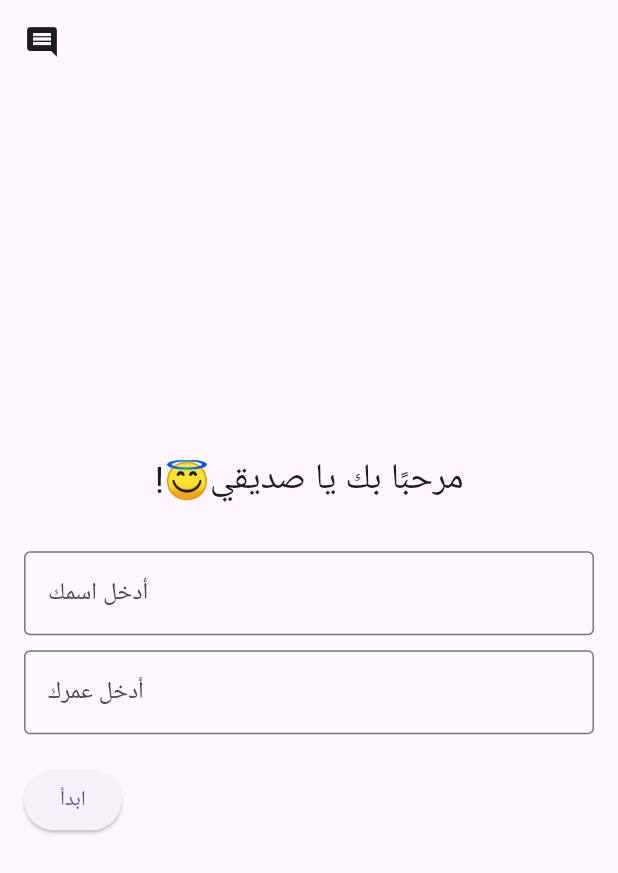
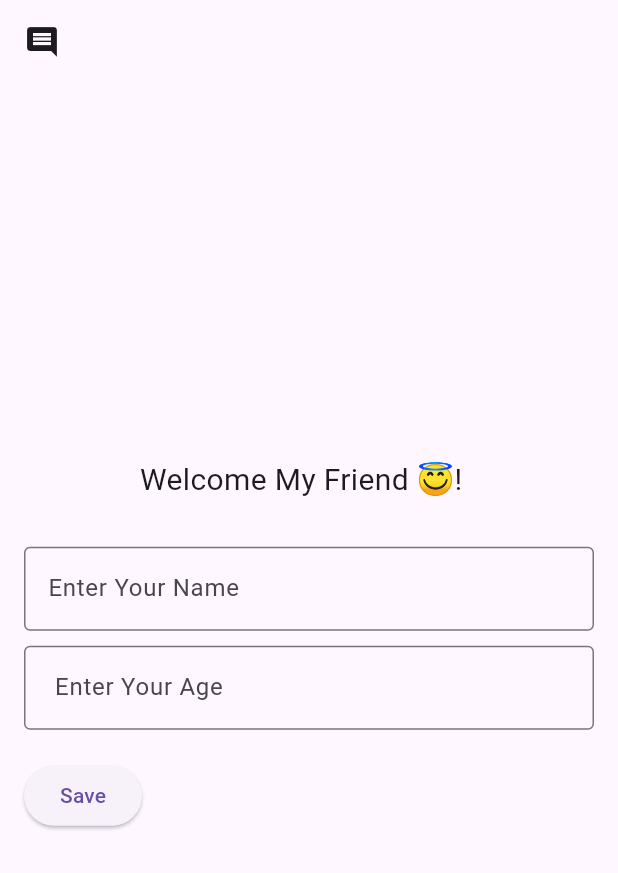
Before and after one commit to AbdoTripoli01/my_project, a Flutter app: the screen it shows after launch, on a phone screen of 412 x 824 dp. Shown: the top 873 px of the screen. Run offline on Flutter 3.47's test engine with Material 3 defaults, Android fonts, the phone set to English and light mode, and no system bars.

Commit message:
رسالة التزام للتعديلات

```diff
--- a/lib/screens/home_screen.dart
+++ b/lib/screens/home_screen.dart
@@ -12,7 +12,7 @@ class HomeScreen extends StatelessWidget {
   Widget build(BuildContext context) {
     return Scaffold(
       appBar: AppBar(
-        title: Text("Daily Motivation"),
+        title: Text("Tips Screen"),
         actions: [ //  زر الإعدادات في الأعلى على اليمين
           IconButton(
             icon: Icon(Icons.settings),
--- a/lib/screens/settings_screen.dart
+++ b/lib/screens/settings_screen.dart
@@ -32,13 +32,13 @@ class _SettingsScreenState extends State<SettingsScreen> {
   @override
   Widget build(BuildContext context) {
     return Scaffold(
-      appBar: AppBar(title: Text("الإعدادات")),
+      appBar: AppBar(title: Text("Settings")),
       body: Center(
         child: Row(
           mainAxisAlignment: MainAxisAlignment.center,
-          textDirection: TextDirection.rtl,
+          textDirection: TextDirection.ltr,
           children: [
-            Text("تغيير الوضع "),
+            Text(" Change Mode "),
             Switch(
               value: _isDarkMode,
               onChanged: (value) {
--- a/lib/screens/welcome_screen.dart
+++ b/lib/screens/welcome_screen.dart
@@ -22,7 +22,7 @@ class _WelcomeScreenState extends State<WelcomeScreen> {
     final name = _nameController.text;
     final age = _ageController.text;
     if (name.isNotEmpty && age.isNotEmpty) {
-      _streamController.add('مرحبًا $name😊! نتمنى أن تستفيد من هذه النصائح.');
+      _streamController.add('Hellow <$name😊!> I Hope You Benefit From The Tips');
       Future.delayed(Duration(seconds: 3), () {
         Navigator.push(
           context,
@@ -60,15 +60,15 @@ class _WelcomeScreenState extends State<WelcomeScreen> {
             children: [
               Center(
                 child: Text(
-                  '!😇مرحبًا بك يا صديقي',
-                  style: TextStyle(fontSize: 24),
+                  ' Welcome My Friend 😇!   ',
+                  style: TextStyle(fontSize: 20),
                 ),
               ),
               SizedBox(height: 30),
               TextField(
                 controller: _nameController,
                 decoration: InputDecoration(
-                  labelText: 'أدخل اسمك',
+                  labelText: 'Enter Your Name ',
                   border: OutlineInputBorder(),
                 ),
               ),
@@ -76,7 +76,7 @@ class _WelcomeScreenState extends State<WelcomeScreen> {
               TextField(
                 controller: _ageController,
                 decoration: InputDecoration(
-                  labelText: 'أدخل عمرك',
+                  labelText: ' Enter Your Age',
                   border: OutlineInputBorder(),
                 ),
                 keyboardType: TextInputType.number,
@@ -84,7 +84,7 @@ class _WelcomeScreenState extends State<WelcomeScreen> {
               SizedBox(height: 20),
               ElevatedButton(
                 onPressed: _submitData,
-                child: Text('ابدأ'),
+                child: Text('Save'),
               ),
               SizedBox(height: 20),
               StreamBuilder<String>(
--- a/lib/widgets/quote_widget.dart
+++ b/lib/widgets/quote_widget.dart
@@ -8,7 +8,7 @@ class QuoteWidget extends StatefulWidget {
 }
 
 class _QuoteWidgetState extends State<QuoteWidget> {
-  String quote = "اضغط الزر لجلب اقتباس جديد!";
+  String quote = "   Click To Fetch The New Quote !👇";
   bool isLoading = false;
 
   // 🔹 قائمة الاقتباسات (تمت إضافة المزيد منها)
@@ -18,7 +18,6 @@ class _QuoteWidgetState extends State<QuoteWidget> {
     "كل يوم هو فرصة جديدة للنجاح !🌅✨",
     "الإرادة القوية تصنع المعجزات !💪🌟",
     "حلمك يستحق المحاولة، لا تستسلم !🌈💖",
-
     "الطريق إلى النجاح مليء بالعقبات، لكنك تستطيع تخطيها !🛤️🚀",
     "ثق بنفسك، فأنت أقوى مما تتخيل !💯💪",
     "الأحلام الكبيرة تبدأ بخطوة صغيرة !🌱👣",
@@ -60,7 +59,7 @@ class _QuoteWidgetState extends State<QuoteWidget> {
         SizedBox(height: 20),
         ElevatedButton(
           onPressed: fetchQuote, // عند الضغط يتم تغيير الاقتباس
-          child: Text("جلب اقتباس جديد"),
+          child: Text("  Fetch New Quote"),
         ),
       ],
     );
```
Lines whose indentation alone changed are shown as unchanged.
